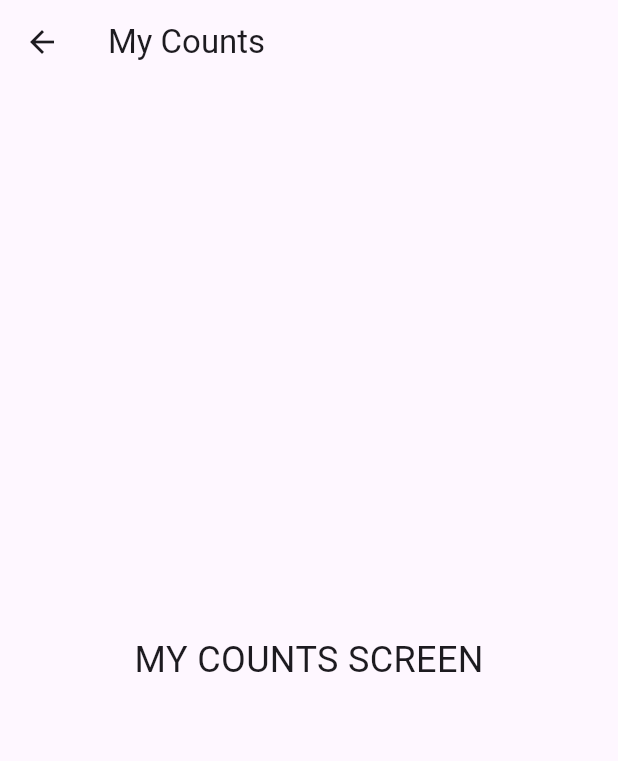
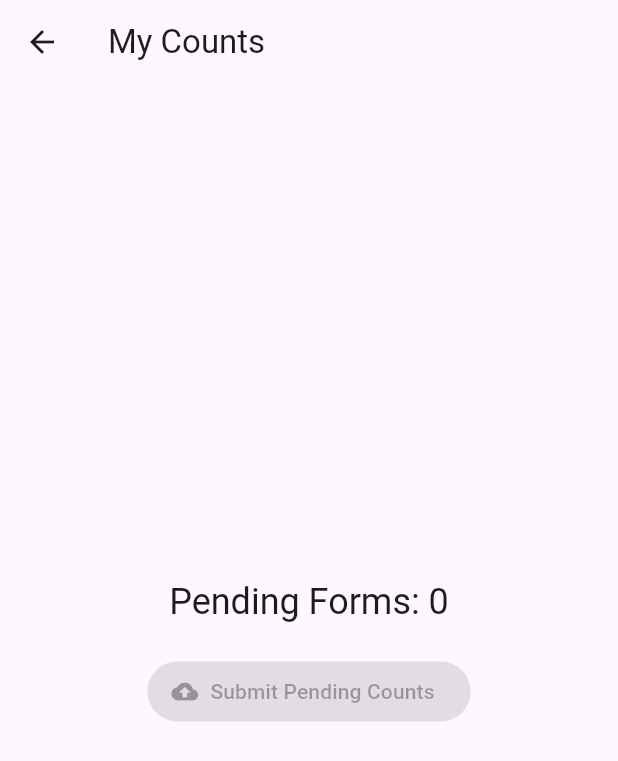
Before and after one commit to rohitmg/butterfly-count-app, a Flutter app: the MyCountsScreen screen opened directly, on a phone screen of 412 x 824 dp. Shown: the top 761 px of the screen. Run offline on Flutter 3.47's test engine with Material 3 defaults, Android fonts, the phone set to English and light mode, and no system bars; our stand-ins replace connectivity_plus, firebase_auth, firebase_core, flutter_riverpod, font_awesome_flutter, geolocator and 5 more; accounts and stored records are empty; network calls fail.

Commit message:
pending forms done

```diff
--- a/lib/presentation/screens/count/my_counts_screen.dart
+++ b/lib/presentation/screens/count/my_counts_screen.dart
@@ -1,13 +1,70 @@
 import 'package:flutter/material.dart';
+import 'package:flutter_riverpod/flutter_riverpod.dart';
+import 'package:butterfly_counts/providers/sync_providers.dart';
+import 'package:butterfly_counts/providers/api_providers.dart';
+import 'package:butterfly_counts/services/sync_service.dart';
+import 'package:connectivity_plus/connectivity_plus.dart';
+import 'package:butterfly_counts/utils/snackbar_helper.dart';
+import 'package:butterfly_counts/core/app_colors.dart';
 
-class MyCountsScreen extends StatelessWidget {
+class MyCountsScreen extends ConsumerWidget {
   const MyCountsScreen({super.key});
 
   @override
-  Widget build(BuildContext context) {
+  Widget build(BuildContext context, WidgetRef ref) {
+    final networkStatus = ref.watch(networkStatusProvider);
+    final pendingFormsAsyncValue = ref.watch(pendingFormsProvider);
+
+    final isConnected = networkStatus.asData?.value != ConnectivityResult.none;
+    final hasPendingForms = pendingFormsAsyncValue.asData?.value.isNotEmpty ?? false;
+
     return Scaffold(
-      appBar: AppBar(title: const Text('My Counts')),
-      body: const Center(child: Text('MY COUNTS SCREEN', style: TextStyle(fontSize: 24))),
+      appBar: AppBar(
+        title: const Text('My Counts'),
+      ),
+      body: Center(
+        child: Column(
+          mainAxisAlignment: MainAxisAlignment.center,
+          children: [
+            // Display a status message
+            Text(
+              'Pending Forms: ${pendingFormsAsyncValue.asData?.value.length ?? '0'}',
+              style: Theme.of(context).textTheme.headlineSmall,
+            ),
+            const SizedBox(height: 20),
+
+            // Submit Button
+            ElevatedButton.icon(
+              onPressed: isConnected && hasPendingForms
+                  ? () async {
+                      final syncService = ref.read(syncServiceProvider);
+                      // Pass context for snackbars
+                      await syncService.checkAndSubmitPendingForms(context);
+                      // Invalidate provider to re-fetch pending forms list
+                      ref.invalidate(pendingFormsProvider);
+                    }
+                  : null, // Button is disabled if no network or no pending forms
+              icon: const Icon(Icons.cloud_upload),
+              label: Text(
+                isConnected
+                    ? 'Submit Pending Counts'
+                    : 'No Network',
+              ),
+              style: ElevatedButton.styleFrom(
+                backgroundColor: AppColors.primary,
+                foregroundColor: Colors.white,
+              ),
+            ),
+            const SizedBox(height: 10),
+            // Sub-text for status
+            if (!isConnected)
+              Text(
+                'Waiting for network connection...',
+                style: TextStyle(color: Colors.grey[600]),
+              ),
+          ],
+        ),
+      ),
     );
   }
 }
--- a/pubspec.yaml
+++ b/pubspec.yaml
@@ -45,6 +45,7 @@ dependencies:
   json_annotation: ^4.8.1
   font_awesome_flutter: ^10.10.0 # Check pub.dev for the latest version
   shared_preferences: ^2.2.2
+  connectivity_plus: ^5.0.2
 
 
 
```
Also changed, not shown: lib/presentation/navigation/main_navigation_wrapper.dart (+13 -12 lines), lib/providers/sync_providers.dart (added, +16 -0 lines), lib/services/sync_service.dart (added, +110 -0 lines), pubspec.lock, 3 other files.
